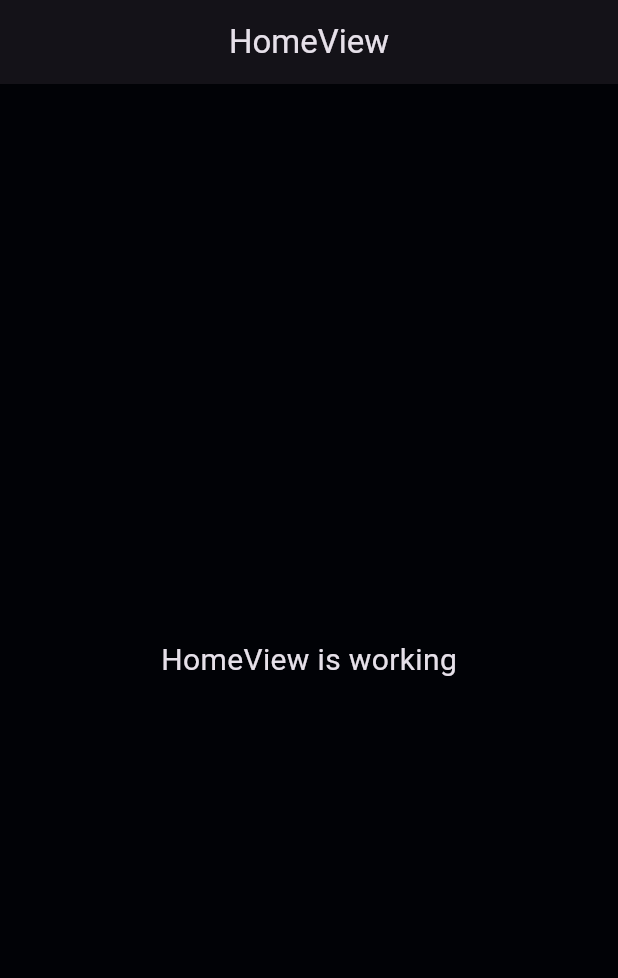
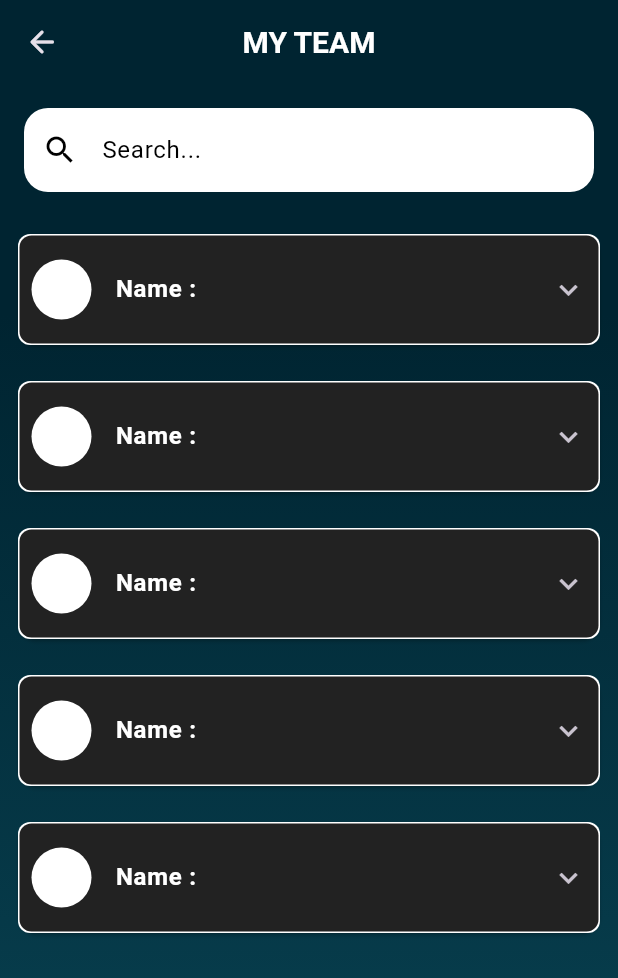
Before and after one commit to team-envision/ManagementApp, a Flutter app: the screen it shows after launch, on a phone screen of 412 x 824 dp. Shown: the top 978 px of the screen. Run offline on Flutter 3.47's test engine with Material 3 defaults, Android fonts, the phone set to English and light mode, and no system bars; our stand-ins replace get, get_storage, google_fonts.

Commit message:
Team Attendance page added

```diff
--- /dev/null
+++ b/lib/app/modules/teamAttendance/bindings/team_attendance_binding.dart
@@ -0,0 +1,12 @@
+import 'package:get/get.dart';
+
+import '../controllers/team_attendance_controller.dart';
+
+class TeamAttendanceBinding extends Bindings {
+  @override
+  void dependencies() {
+    Get.lazyPut<TeamAttendanceController>(
+      () => TeamAttendanceController(),
+    );
+  }
+}
--- /dev/null
+++ b/lib/app/modules/teamAttendance/controllers/team_attendance_controller.dart
@@ -0,0 +1,23 @@
+import 'package:get/get.dart';
+
+class TeamAttendanceController extends GetxController {
+  //TODO: Implement TeamAttendanceController
+
+  var count = 0.obs;
+  @override
+  void onInit() {
+    super.onInit();
+  }
+
+  @override
+  void onReady() {
+    super.onReady();
+  }
+
+  @override
+  void onClose() {
+    super.onClose();
+  }
+
+  void increment() => count.value++;
+}
--- /dev/null
+++ b/lib/app/modules/teamAttendance/views/team_attendance_view.dart
@@ -0,0 +1,103 @@
+import 'package:flutter/cupertino.dart';
+import 'package:flutter/material.dart';
+
+import 'package:get/get.dart';
+import 'package:managment_app/Themes/themes.dart';
+
+import '../controllers/team_attendance_controller.dart';
+
+class TeamAttendanceView extends GetView<TeamAttendanceController> {
+
+  @override
+
+  Widget build(BuildContext context) {
+    return Scaffold(
+        appBar: AppBar(
+          leading: IconButton(
+            icon: Icon(Icons.arrow_back_rounded),
+            onPressed: () {},
+          ),
+          backgroundColor: Color(0xFF002431),
+          title: Text('MY TEAM',
+              style: TextStyle(
+                fontSize: 20,
+                fontWeight: FontWeight.w600,
+                color: Colors.white,
+                height: 1,
+              )),
+          elevation: 0,
+          centerTitle: true,
+        ),
+        body: Container(
+          decoration: BoxDecoration(
+              gradient: LinearGradient(
+                  colors: [
+                    Color(0xFF002431),
+                    Color(0xFF094454),
+                  ],
+                  begin: Alignment.topCenter,
+                  end: Alignment.bottomCenter,
+                  stops: [0.2, 1.0]
+              )
+          ),
+          child: Column(
+            children: [
+              Container(
+                child: Padding(
+                  padding: const EdgeInsets.symmetric(horizontal: 16, vertical: 16),
+                  child: TextField(
+                    style: TextStyle(color: Colors.black),
+                    decoration: InputDecoration(
+                      prefixIcon: Icon(Icons.search, color: Colors.black),
+                      hintText: 'Search...',
+                      hintStyle: TextStyle(color: Colors.black),
+                      filled: true,
+                      fillColor: Colors.white,
+                      border: OutlineInputBorder(
+                        borderSide: BorderSide.none,
+                        borderRadius: BorderRadius.circular(16),
+                      ),
+                    ),
+                  ),
+                ),
+              ),
+              Expanded(
+                child: ListView.builder(
+                  itemCount: 5,
+                    itemBuilder: (context, index) {
+                      return Padding(
+                        padding: const EdgeInsets.all(8.0),
+                        child: Card(
+                          child:  Container(
+                            decoration: ShapeDecoration(shape: RoundedRectangleBorder(borderRadius: BorderRadius.circular(8)),color: Colors.white),
+                            child: Padding(
+                              padding: const EdgeInsets.all(1.0),
+                              child: ExpansionTile(
+                                tilePadding: EdgeInsets.all(8.0),
+                                collapsedShape: RoundedRectangleBorder(borderRadius: BorderRadius.circular(8)),
+                                shape: RoundedRectangleBorder(borderRadius: BorderRadius.circular(8)),
+                                title: Text('Name : ', style: TextStyle(fontSize: 16,fontWeight: FontWeight.w600,color: Colors.white,height: 1,)),
+                                backgroundColor: Colors.black87,
+                                collapsedBackgroundColor: Colors.black87,
+                                leading: CircleAvatar(backgroundColor: Colors.white,),
+                                iconColor: Colors.white,
+                                children: [
+                                  ListTile(title: Text('ID No. :')),
+                                  ListTile(title: Text('Domain :')),
+                                  ListTile(title: Text('Total meets conducted :')),
+                                  ListTile(title: Text('No. of meets attended :')),
+                                  ListTile(title: Text('No. of absences :')),
+                                ],
+                              ),
+                            ),
+                          ),
+                        ),
+                      );
+                    },)
+              )
+            ],
+          ),
+        ),
+    );
+  }
+}
--- a/lib/app/routes/app_pages.dart
+++ b/lib/app/routes/app_pages.dart
@@ -4,13 +4,15 @@ import '../modules/home/bindings/home_binding.dart';
 import '../modules/home/views/home_view.dart';
 import '../modules/login/bindings/login_binding.dart';
 import '../modules/login/views/login_view.dart';
+import '../modules/teamAttendance/bindings/team_attendance_binding.dart';
+import '../modules/teamAttendance/views/team_attendance_view.dart';
 
 part 'app_routes.dart';
 
 class AppPages {
   AppPages._();
 
-  static const INITIAL = Routes.HOME;
+  static const INITIAL = Routes.TEAM_ATTENDANCE;
 
   static final routes = [
     GetPage(
@@ -18,6 +20,10 @@ class AppPages {
       page: () => const HomeView(),
       binding: HomeBinding(),
     ),
-
+    GetPage(
+      name: _Paths.TEAM_ATTENDANCE,
+      page: () => TeamAttendanceView(),
+      binding: TeamAttendanceBinding(),
+    ),
   ];
 }
--- a/lib/app/routes/app_routes.dart
+++ b/lib/app/routes/app_routes.dart
@@ -4,12 +4,11 @@ part of 'app_pages.dart';
 abstract class Routes {
   Routes._();
   static const HOME = _Paths.HOME;
-
-
+  static const TEAM_ATTENDANCE = _Paths.TEAM_ATTENDANCE;
 }
 
 abstract class _Paths {
   _Paths._();
   static const HOME = '/home';
-
+  static const TEAM_ATTENDANCE = '/team-attendance';
 }
--- a/lib/main.dart
+++ b/lib/main.dart
@@ -7,8 +7,10 @@ import 'Themes/themes.dart';
 import 'app/routes/app_pages.dart';
 
 void main() {
+  WidgetsFlutterBinding.ensureInitialized();
   runApp(
     GetMaterialApp(
+      debugShowCheckedModeBanner: false,
       title: "Application",
       initialRoute: AppPages.INITIAL,
       getPages: AppPages.routes,
```
Also changed, not shown: 1 other file.
